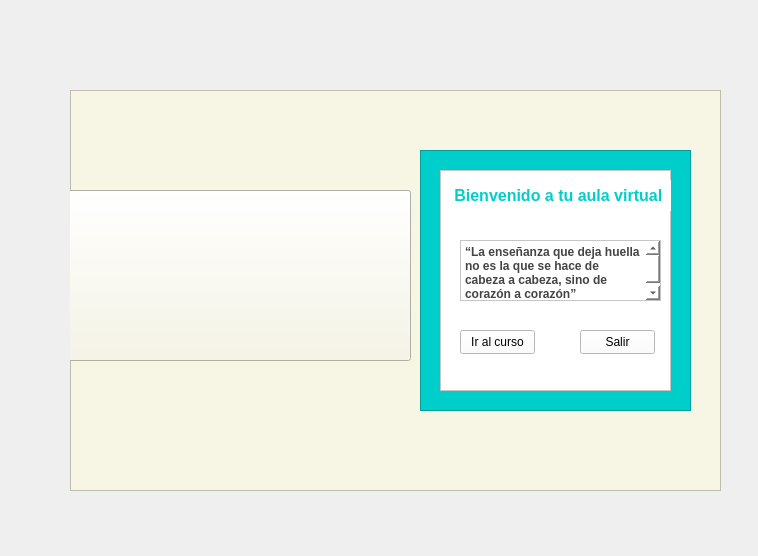
This is bienvenidaEstudiante.ui in Shanem007/AulaVirtual as Qt 5 draws it before an edit. The edited form follows.
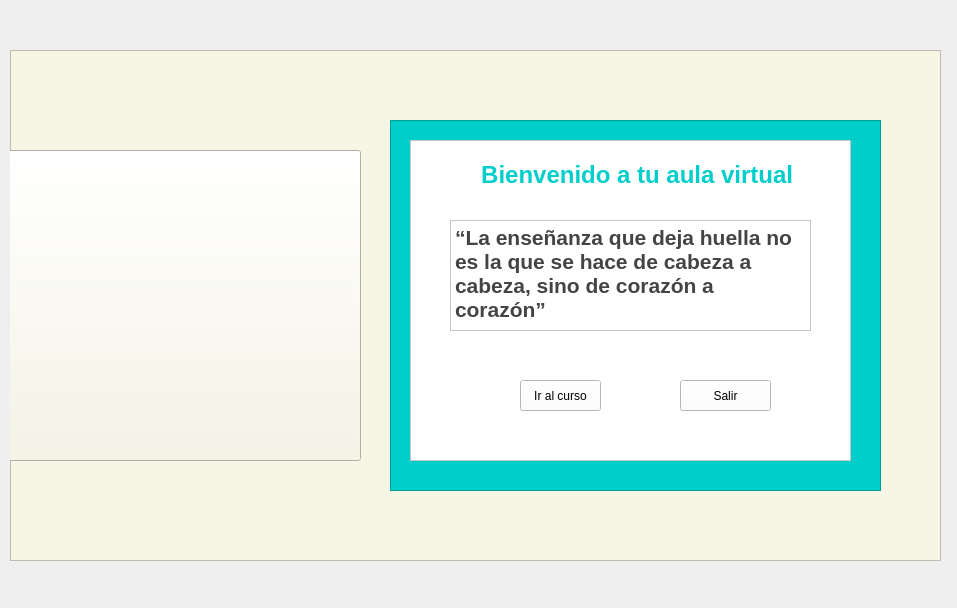
This is the edited form. Icons and pictures are not drawn.

```diff
--- a/bienvenidaEstudiante.ui
+++ b/bienvenidaEstudiante.ui
@@ -6,8 +6,8 @@
    <rect>
     <x>0</x>
     <y>0</y>
-    <width>758</width>
-    <height>556</height>
+    <width>957</width>
+    <height>608</height>
    </rect>
   </property>
   <property name="windowTitle">
@@ -19,10 +19,10 @@
   <widget class="QFrame" name="frame">
    <property name="geometry">
     <rect>
-     <x>70</x>
-     <y>90</y>
-     <width>651</width>
-     <height>401</height>
+     <x>10</x>
+     <y>50</y>
+     <width>931</width>
+     <height>511</height>
     </rect>
    </property>
    <property name="styleSheet">
@@ -37,10 +37,10 @@
    <widget class="QFrame" name="frame_2">
     <property name="geometry">
      <rect>
-      <x>350</x>
-      <y>60</y>
-      <width>271</width>
-      <height>261</height>
+      <x>380</x>
+      <y>70</y>
+      <width>491</width>
+      <height>371</height>
      </rect>
     </property>
     <property name="styleSheet">
@@ -57,8 +57,8 @@
       <rect>
        <x>20</x>
        <y>20</y>
-       <width>231</width>
-       <height>221</height>
+       <width>441</width>
+       <height>321</height>
       </rect>
      </property>
      <property name="styleSheet">
@@ -73,28 +73,32 @@
      <widget class="QLabel" name="etiquetaAlumno">
       <property name="geometry">
        <rect>
-        <x>10</x>
-        <y>10</y>
-        <width>221</width>
+        <x>70</x>
+        <y>20</y>
+        <width>321</width>
         <height>31</height>
        </rect>
       </property>
       <property name="text">
-       <string>&lt;html&gt;&lt;head/&gt;&lt;body&gt;&lt;p align=&quot;center&quot;&gt;&lt;span style=&quot; font-size:12pt; font-weight:700; color:#00ceca;&quot;&gt;Bienvenido a tu aula virtual &lt;/span&gt;&lt;/p&gt;&lt;/body&gt;&lt;/html&gt;</string>
+       <string>&lt;html&gt;&lt;head/&gt;&lt;body&gt;&lt;p align=&quot;center&quot;&gt;&lt;span style=&quot; font-size:18pt; font-weight:700; color:#00ceca;&quot;&gt;Bienvenido a tu aula virtual &lt;/span&gt;&lt;/p&gt;&lt;/body&gt;&lt;/html&gt;</string>
       </property>
      </widget>
      <widget class="QTextBrowser" name="textBrowser">
       <property name="geometry">
        <rect>
-        <x>20</x>
-        <y>70</y>
-        <width>201</width>
-        <height>61</height>
+        <x>40</x>
+        <y>80</y>
+        <width>361</width>
+        <height>111</height>
        </rect>
       </property>
       <property name="cursor" stdset="0">
        <cursorShape>OpenHandCursor</cursorShape>
       </property>
+      <property name="styleSheet">
+       <string notr="true">font: 36pt &quot;Segoe UI&quot;;
+font: 700 20pt &quot;Segoe UI&quot;;</string>
+      </property>
       <property name="html">
        <string>&lt;!DOCTYPE HTML PUBLIC &quot;-//W3C//DTD HTML 4.0//EN&quot; &quot;http://www.w3.org/TR/REC-html40/strict.dtd&quot;&gt;
 &lt;html&gt;&lt;head&gt;&lt;meta name=&quot;qrichtext&quot; content=&quot;1&quot; /&gt;&lt;meta charset=&quot;utf-8&quot; /&gt;&lt;style type=&quot;text/css&quot;&gt;
@@ -102,19 +106,22 @@
 hr { height: 1px; border-width: 0; }
 li.unchecked::marker { content: &quot;\2610&quot;; }
 li.checked::marker { content: &quot;\2612&quot;; }
-&lt;/style&gt;&lt;/head&gt;&lt;body style=&quot; font-family:'Segoe UI'; font-size:9pt; font-weight:400; font-style:normal;&quot;&gt;
-&lt;p style=&quot; margin-top:0px; margin-bottom:0px; margin-left:0px; margin-right:0px; -qt-block-indent:0; text-indent:0px;&quot;&gt;&lt;span style=&quot; font-family:'Roboto'; font-weight:700; color:#444444; background-color:#ffffff;&quot;&gt;“La enseñanza que deja huella no es la que se hace de cabeza a cabeza, sino de corazón a corazón”&lt;/span&gt;&lt;/p&gt;&lt;/body&gt;&lt;/html&gt;</string>
+&lt;/style&gt;&lt;/head&gt;&lt;body style=&quot; font-family:'Segoe UI'; font-size:20pt; font-weight:700; font-style:normal;&quot;&gt;
+&lt;p style=&quot; margin-top:0px; margin-bottom:0px; margin-left:0px; margin-right:0px; -qt-block-indent:0; text-indent:0px;&quot;&gt;&lt;span style=&quot; font-family:'Roboto'; font-size:16pt; color:#444444; background-color:#ffffff;&quot;&gt;“La enseñanza que deja huella no es la que se hace de cabeza a cabeza, sino de corazón a corazón”&lt;/span&gt;&lt;/p&gt;&lt;/body&gt;&lt;/html&gt;</string>
       </property>
      </widget>
      <widget class="QPushButton" name="pushButton">
       <property name="geometry">
        <rect>
-        <x>20</x>
-        <y>160</y>
-        <width>75</width>
-        <height>24</height>
+        <x>110</x>
+        <y>240</y>
+        <width>81</width>
+        <height>31</height>
        </rect>
       </property>
+      <property name="styleSheet">
+       <string notr="true">font: 700 12pt &quot;Segoe UI&quot;;</string>
+      </property>
       <property name="text">
        <string>Ir al curso</string>
       </property>
@@ -122,12 +129,15 @@
      <widget class="QPushButton" name="pushButton_2">
       <property name="geometry">
        <rect>
-        <x>140</x>
-        <y>160</y>
-        <width>75</width>
-        <height>24</height>
+        <x>270</x>
+        <y>240</y>
+        <width>91</width>
+        <height>31</height>
        </rect>
       </property>
+      <property name="styleSheet">
+       <string notr="true">font: 700 12pt &quot;Segoe UI&quot;;</string>
+      </property>
       <property name="text">
        <string>Salir</string>
       </property>
@@ -139,8 +149,8 @@
      <rect>
       <x>-10</x>
       <y>100</y>
-      <width>351</width>
-      <height>171</height>
+      <width>361</width>
+      <height>311</height>
      </rect>
     </property>
     <property name="text">
```
